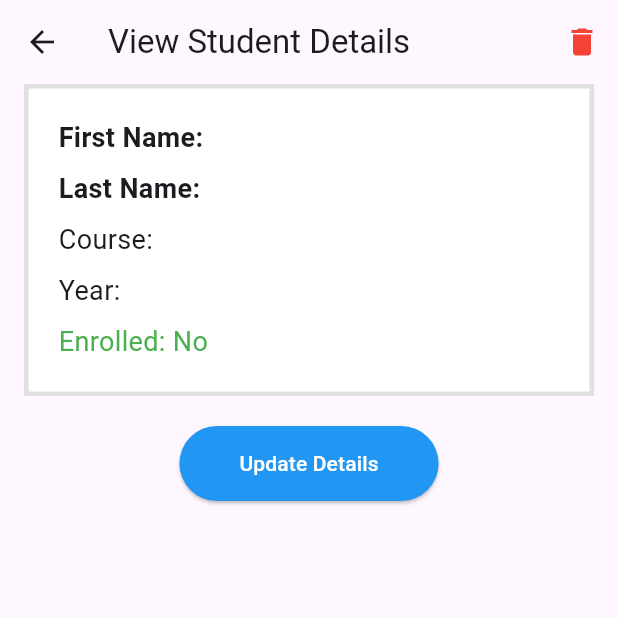
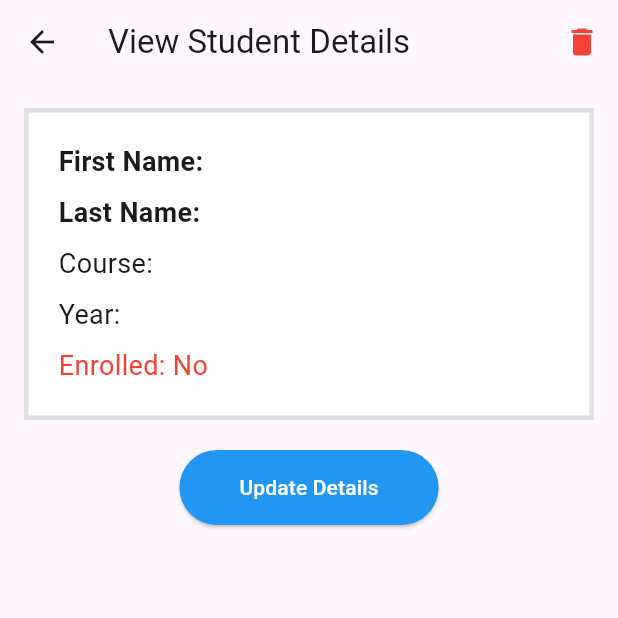
Before and after one commit to jhonrneilebuan/student_management_app, a Flutter app: the StudentViewForm screen opened directly with empty values, on a phone screen of 412 x 824 dp, the top half of it. Run offline on Flutter 3.47's test engine with Material 3 defaults, Android fonts, the light colour scheme and no system bars; network calls fail.

```diff
--- a/lib/screens/student_detail_screen.dart
+++ b/lib/screens/student_detail_screen.dart
@@ -154,8 +154,12 @@
                     }
                   },
                   style: ElevatedButton.styleFrom(
+                    foregroundColor: Colors.white, backgroundColor: Colors.blue, // Set text color to white
                     padding: const EdgeInsets.symmetric(horizontal: 40, vertical: 15),
                     textStyle: const TextStyle(fontSize: 16),
+                    shape: RoundedRectangleBorder(
+                      borderRadius: BorderRadius.circular(8),
+                    ),
                   ),
                   child: const Text('Update'),
                 ),
--- a/lib/screens/student_viewform.dart
+++ b/lib/screens/student_viewform.dart
@@ -87,6 +87,8 @@
         onRefresh: _refreshStudent,
         child: SingleChildScrollView(
           physics: const AlwaysScrollableScrollPhysics(),
+          child: Padding(
+            padding: const EdgeInsets.all(16.0), // Add padding around the scrollable content
             child: Column(
               crossAxisAlignment: CrossAxisAlignment.start,
               children: [
@@ -101,7 +103,6 @@
                     ),
                   ),
                   padding: const EdgeInsets.all(20.0), // Added padding inside the container
-                margin: const EdgeInsets.symmetric(horizontal: 16.0), // Padding on left and right
                   child: Column(
                     crossAxisAlignment: CrossAxisAlignment.start,
                     children: [
@@ -127,7 +128,10 @@
                       const SizedBox(height: 8),
                       Text(
                         'Enrolled: ${student.enrolled ? 'Yes' : 'No'}',
-                      style: const TextStyle(fontSize: 18, color: Colors.green),
+                        style: TextStyle(
+                          fontSize: 18,
+                          color: student.enrolled ? Colors.green : Colors.red, // Conditional color
+                        ),
                       ),
                     ],
                   ),
@@ -152,7 +156,9 @@
                     child: const Text('Update Details'),
                   ),
                 ),
+                const SizedBox(height: 20),
               ],
+            ),
           ),
         ),
       ),
```
Lines whose indentation alone changed are shown as unchanged.
